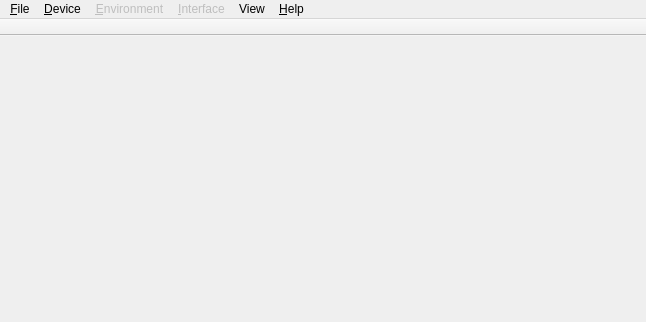
Old version of the form qnut/connman.ui in the repository dosnut/nut.
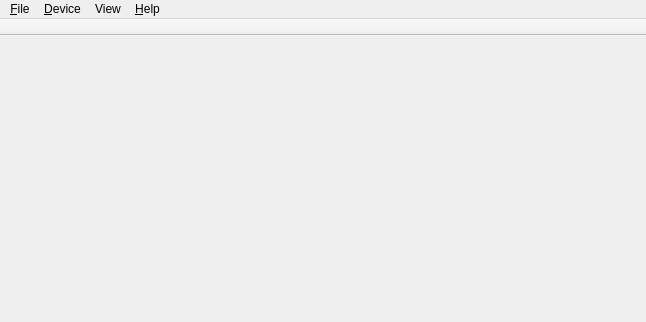
New version of the form.

The edit to the form file:
```diff
--- a/qnut/connman.ui
+++ b/qnut/connman.ui
@@ -57,22 +57,6 @@
     <addaction name="actionAboutQNUT" />
     <addaction name="actionAboutQt" />
    </widget>
-   <widget class="QMenu" name="menuInterface" >
-    <property name="enabled" >
-     <bool>false</bool>
-    </property>
-    <property name="title" >
-     <string>&amp;Interface</string>
-    </property>
-   </widget>
-   <widget class="QMenu" name="menuEnvironment" >
-    <property name="enabled" >
-     <bool>false</bool>
-    </property>
-    <property name="title" >
-     <string>&amp;Environment</string>
-    </property>
-   </widget>
    <widget class="QMenu" name="menuDevice" >
     <property name="title" >
      <string>&amp;Device</string>
@@ -86,8 +70,6 @@
    </widget>
    <addaction name="menuFile" />
    <addaction name="menuDevice" />
-   <addaction name="menuEnvironment" />
-   <addaction name="menuInterface" />
    <addaction name="menuView" />
    <addaction name="menuHelp" />
   </widget>
```
Left out of the diff: 38 changed lines with no effect on the pictures.
